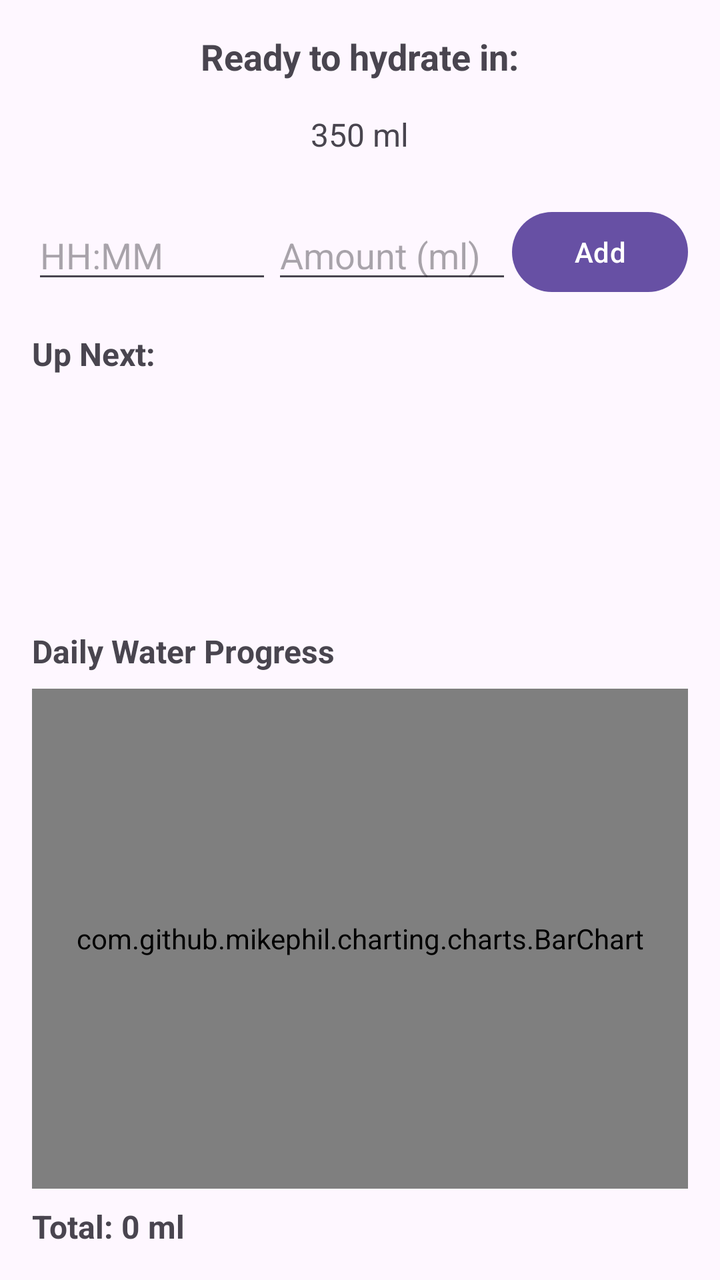
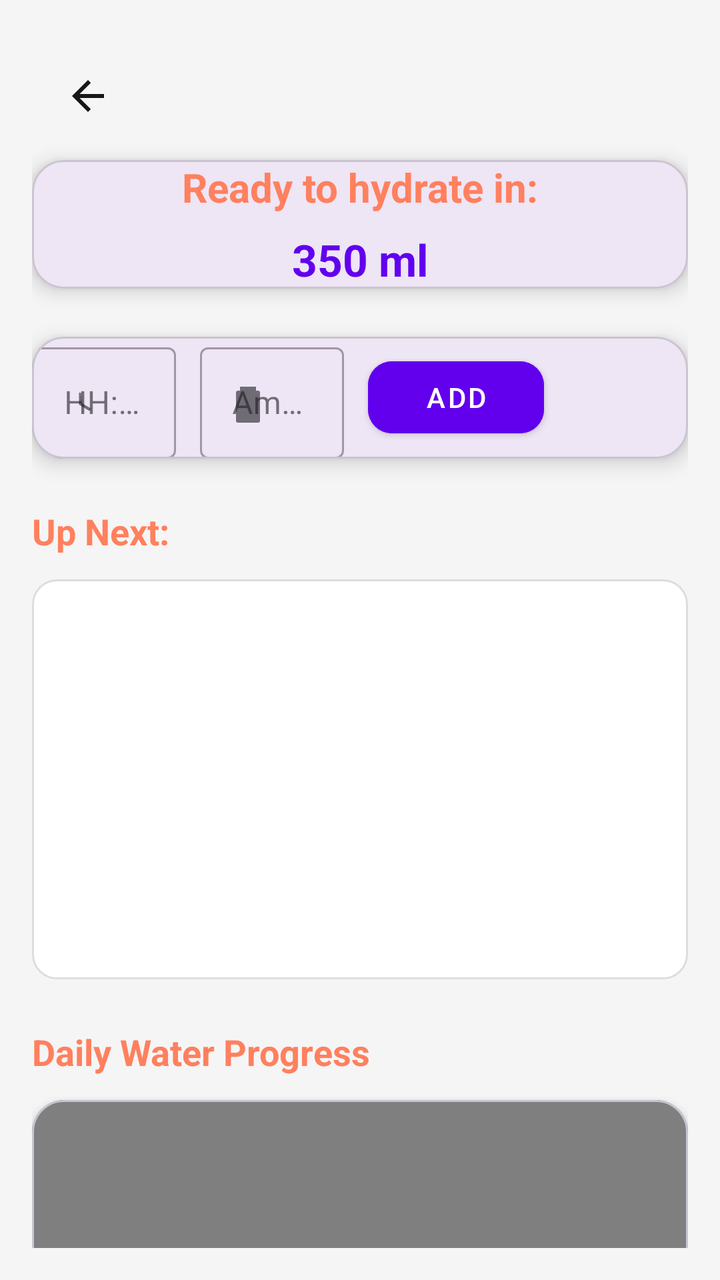

Two renders of the same Android screen: before a commit and after it. Below are the layout's source before the change and the commit's diff.
<!-- AndroidManifest.xml: application theme Theme.FitPro -->
<!-- res/layout/activity_hydration.xml -->
<?xml version="1.0" encoding="utf-8"?>
<LinearLayout xmlns:android="http://schemas.android.com/apk/res/android"
    xmlns:tools="http://schemas.android.com/tools"
    android:id="@+id/main"
    android:layout_width="match_parent"
    android:layout_height="match_parent"
    android:orientation="vertical"
    android:padding="16dp"
    tools:context=".HydrationActivity">

    
    <TextView
        android:id="@+id/tvNextHydration"
        android:layout_width="wrap_content"
        android:layout_height="wrap_content"
        android:text="Ready to hydrate in:"
        android:textSize="18sp"
        android:textStyle="bold"
        android:layout_gravity="center"
        android:layout_marginBottom="16dp"/>

    
    <TextView
        android:id="@+id/tvNextAmount"
        android:layout_width="wrap_content"
        android:layout_height="wrap_content"
        android:text="350 ml"
        android:textSize="16sp"
        android:layout_gravity="center"
        android:layout_marginBottom="24dp"/>

    
    <LinearLayout
        android:id="@+id/customAddLayout"
        android:layout_width="match_parent"
        android:layout_height="wrap_content"
        android:orientation="horizontal"
        android:gravity="center_vertical"
        android:layout_marginBottom="16dp">

        <EditText
            android:id="@+id/etTime"
            android:layout_width="0dp"
            android:layout_weight="1"
            android:layout_height="wrap_content"
            android:hint="HH:MM"
            android:inputType="time" />

        <EditText
            android:id="@+id/etAmount"
            android:layout_width="0dp"
            android:layout_weight="1"
            android:layout_height="wrap_content"
            android:hint="Amount (ml)"
            android:inputType="number" />

        <Button
            android:id="@+id/btnAddHydration"
            android:layout_width="wrap_content"
            android:layout_height="wrap_content"
            android:text="Add" />
    </LinearLayout>

    
    <TextView
        android:layout_width="match_parent"
        android:layout_height="wrap_content"
        android:text="Up Next:"
        android:textSize="16sp"
        android:textStyle="bold"
        android:layout_marginBottom="8dp"/>

    
    <androidx.recyclerview.widget.RecyclerView
        android:id="@+id/rvHydrationSchedule"
        android:layout_width="match_parent"
        android:layout_height="0dp"
        android:layout_weight="1"
        android:clipToPadding="false"
        android:paddingBottom="8dp"/>

    
    <TextView
        android:layout_width="match_parent"
        android:layout_height="wrap_content"
        android:text="Daily Water Progress"
        android:textSize="16sp"
        android:textStyle="bold"
        android:layout_marginTop="16dp"
        android:layout_marginBottom="8dp"/>

    
    <com.github.mikephil.charting.charts.BarChart
        android:id="@+id/waterChart"
        android:layout_width="match_parent"
        android:layout_height="250dp"/>

    
    <TextView
        android:id="@+id/tvTotalWater"
        android:layout_width="match_parent"
        android:layout_height="wrap_content"
        android:text="Total: 0 ml"
        android:textSize="16sp"
        android:textStyle="bold"
        android:layout_marginTop="8dp"
        android:layout_gravity="center"/>
</LinearLayout>
<!-- resources referenced by this layout -->
<resources>
  <style name="Theme.FitPro" parent="Base.Theme.FitPro" />
  <style name="Base.Theme.FitPro" parent="Theme.Material3.DayNight.NoActionBar">
          
          
      </style>
</resources>

<!-- the commit's change to res/layout/activity_hydration.xml (unified diff, before → after) -->
@@ -1,108 +1,192 @@
 <?xml version="1.0" encoding="utf-8"?>
-<LinearLayout xmlns:android="http://schemas.android.com/apk/res/android"
-    xmlns:tools="http://schemas.android.com/tools"
-    android:id="@+id/main"
+<androidx.core.widget.NestedScrollView
+    xmlns:android="http://schemas.android.com/apk/res/android"
+    xmlns:app="http://schemas.android.com/apk/res-auto"
     android:layout_width="match_parent"
     android:layout_height="match_parent"
-    android:orientation="vertical"
-    android:padding="16dp"
-    tools:context=".HydrationActivity">
+    android:background="@color/background"
+    android:fillViewport="true"
+    android:padding="16dp">
 
-    
-    <TextView
-        android:id="@+id/tvNextHydration"
-        android:layout_width="wrap_content"
-        android:layout_height="wrap_content"
-        android:text="Ready to hydrate in:"
-        android:textSize="18sp"
-        android:textStyle="bold"
-        android:layout_gravity="center"
-        android:layout_marginBottom="16dp"/>
-
-    
-    <TextView
-        android:id="@+id/tvNextAmount"
-        android:layout_width="wrap_content"
-        android:layout_height="wrap_content"
-        android:text="350 ml"
-        android:textSize="16sp"
-        android:layout_gravity="center"
-        android:layout_marginBottom="24dp"/>
-
-    
     <LinearLayout
-        android:id="@+id/customAddLayout"
         android:layout_width="match_parent"
         android:layout_height="wrap_content"
-        android:orientation="horizontal"
-        android:gravity="center_vertical"
-        android:layout_marginBottom="16dp">
+        android:orientation="vertical">
 
-        <EditText
-            android:id="@+id/etTime"
-            android:layout_width="0dp"
-            android:layout_weight="1"
+        <com.google.android.material.appbar.MaterialToolbar
+            android:id="@+id/toolbar"
+            android:layout_width="66dp"
+            android:layout_height="?attr/actionBarSize"
+            android:background="@color/background"
+            android:elevation="4dp"
+            android:theme="@style/ThemeOverlay.MaterialComponents.Dark.ActionBar"
+            android:title="Hydration Tracker"
+            android:titleTextColor="@color/primaryColor"
+            app:navigationIcon="@drawable/ic_baseline_arrow_back_24"
+            app:titleCentered="true" />
+
+        
+        <com.google.android.material.card.MaterialCardView
+            android:layout_width="match_parent"
             android:layout_height="wrap_content"
-            android:hint="HH:MM"
-            android:inputType="time" />
+            android:layout_marginBottom="24dp"
+            app:cardCornerRadius="16dp"
+            app:cardElevation="6dp"
+            android:padding="24dp">
 
-        <EditText
-            android:id="@+id/etAmount"
-            android:layout_width="0dp"
-            android:layout_weight="1"
+            <LinearLayout
+                android:layout_width="match_parent"
+                android:layout_height="wrap_content"
+                android:orientation="vertical"
+                android:gravity="center_horizontal">
+
+                <TextView
+                    android:id="@+id/tvNextHydration"
+                    android:layout_width="wrap_content"
+                    android:layout_height="wrap_content"
+                    android:text="Ready to hydrate in:"
+                    android:textSize="20sp"
+                    android:textStyle="bold"
+                    android:textColor="@color/AccentColor1" />
+
+                <TextView
+                    android:id="@+id/tvNextAmount"
+                    android:layout_width="wrap_content"
+                    android:layout_height="wrap_content"
+                    android:text="350 ml"
+                    android:textSize="22sp"
+                    android:textStyle="bold"
+                    android:textColor="@color/colorPrimary"
+                    android:layout_marginTop="8dp" />
+            </LinearLayout>
+        </com.google.android.material.card.MaterialCardView>
+
+        
+        <com.google.android.material.card.MaterialCardView
+            android:layout_width="match_parent"
             android:layout_height="wrap_content"
-            android:hint="Amount (ml)"
-            android:inputType="number" />
+            android:layout_marginBottom="24dp"
+            app:cardCornerRadius="16dp"
+            app:cardElevation="6dp"
+            android:padding="16dp">
 
-        <Button
-            android:id="@+id/btnAddHydration"
-            android:layout_width="wrap_content"
+            <LinearLayout
+                android:layout_width="match_parent"
+                android:layout_height="wrap_content"
+                android:orientation="horizontal"
+                android:gravity="center_vertical"
+                android:weightSum="3">
+
+                <com.google.android.material.textfield.TextInputLayout
+                    android:layout_width="0dp"
+                    android:layout_weight="1"
+                    android:layout_height="wrap_content"
+                    style="@style/Widget.MaterialComponents.TextInputLayout.OutlinedBox"
+                    android:layout_marginEnd="12dp"
+                    app:startIconDrawable="@drawable/ic_baseline_access_time_24"
+                    app:endIconMode="clear_text">
+
+                    <com.google.android.material.textfield.TextInputEditText
+                        android:id="@+id/etTime"
+                        android:layout_width="match_parent"
+                        android:layout_height="wrap_content"
+                        android:hint="HH:MM"
+                        android:inputType="time"
+                        android:imeOptions="actionNext"
+                        android:textColor="@android:color/black"
+                        android:textSize="16sp"/>
+                </com.google.android.material.textfield.TextInputLayout>
+
+                <com.google.android.material.textfield.TextInputLayout
+                    android:layout_width="0dp"
+                    android:layout_weight="1"
+                    android:layout_height="wrap_content"
+                    style="@style/Widget.MaterialComponents.TextInputLayout.OutlinedBox"
+                    android:layout_marginEnd="12dp"
+                    app:startIconDrawable="@drawable/ic_baseline_local_drink_24"
+                    app:endIconMode="clear_text">
+
+                    <com.google.android.material.textfield.TextInputEditText
+                        android:id="@+id/etAmount"
+                        android:layout_width="match_parent"
+                        android:layout_height="wrap_content"
+                        android:hint="Amount (ml)"
+                        android:inputType="number"
+                        android:imeOptions="actionDone"
+                        android:textColor="@android:color/black"
+                        android:textSize="16sp" />
+                </com.google.android.material.textfield.TextInputLayout>
+
+                <com.google.android.material.button.MaterialButton
+                    android:id="@+id/btnAddHydration"
+                    android:layout_width="wrap_content"
+                    android:layout_height="wrap_content"
+                    android:text="Add"
+                    style="@style/Widget.MaterialComponents.Button"
+                    android:paddingHorizontal="24dp"
+                    android:minHeight="48dp"
+                    app:cornerRadius="12dp"
+                    android:backgroundTint="@color/purple_500"
+                    android:textColor="@android:color/white"/>
+            </LinearLayout>
+        </com.google.android.material.card.MaterialCardView>
+
+        
+        <TextView
+            android:layout_width="match_parent"
             android:layout_height="wrap_content"
-            android:text="Add" />
+            android:text="Up Next:"
+            android:textSize="18sp"
+            android:textStyle="bold"
+            android:textColor="@color/AccentColor1"
+            android:layout_marginBottom="12dp" />
+
+        
+        <androidx.recyclerview.widget.RecyclerView
+            android:id="@+id/rvHydrationSchedule"
+            android:layout_width="match_parent"
+            android:layout_height="200dp"
+            android:clipToPadding="false"
+            android:paddingBottom="8dp"
+            android:background="@drawable/rounded_recyclerview_background"
+            android:padding="8dp" />
+
+        
+        <TextView
+            android:layout_width="match_parent"
+            android:layout_height="wrap_content"
+            android:text="Daily Water Progress"
+            android:textSize="18sp"
+            android:textStyle="bold"
+            android:textColor="@color/AccentColor1"
+            android:layout_marginTop="24dp"
+            android:layout_marginBottom="12dp"/>
+
+        
+        <com.google.android.material.card.MaterialCardView
+            android:layout_width="match_parent"
+            android:layout_height="280dp"
+            app:cardCornerRadius="16dp"
+            app:cardElevation="6dp"
+            android:padding="16dp">
+
+            <com.github.mikephil.charting.charts.BarChart
+                android:id="@+id/waterChart"
+                android:layout_width="match_parent"
+                android:layout_height="match_parent" />
+        </com.google.android.material.card.MaterialCardView>
+
+        
+        <TextView
+            android:id="@+id/tvTotalWater"
+            android:layout_width="match_parent"
+            android:layout_height="wrap_content"
+            android:text="Total: 0 ml"
+            android:textSize="18sp"
+            android:textStyle="bold"
+            android:textColor="@color/purple_500"
+            android:gravity="center"
+            android:layout_marginTop="16dp"
+            android:layout_marginBottom="24dp" />
     </LinearLayout>
-
-    
-    <TextView
-        android:layout_width="match_parent"
-        android:layout_height="wrap_content"
-        android:text="Up Next:"
-        android:textSize="16sp"
-        android:textStyle="bold"
-        android:layout_marginBottom="8dp"/>
-
-    
-    <androidx.recyclerview.widget.RecyclerView
-        android:id="@+id/rvHydrationSchedule"
-        android:layout_width="match_parent"
-        android:layout_height="0dp"
-        android:layout_weight="1"
-        android:clipToPadding="false"
-        android:paddingBottom="8dp"/>
-
-    
-    <TextView
-        android:layout_width="match_parent"
-        android:layout_height="wrap_content"
-        android:text="Daily Water Progress"
-        android:textSize="16sp"
-        android:textStyle="bold"
-        android:layout_marginTop="16dp"
-        android:layout_marginBottom="8dp"/>
-
-    
-    <com.github.mikephil.charting.charts.BarChart
-        android:id="@+id/waterChart"
-        android:layout_width="match_parent"
-        android:layout_height="250dp"/>
-
-    
-    <TextView
-        android:id="@+id/tvTotalWater"
-        android:layout_width="match_parent"
-        android:layout_height="wrap_content"
-        android:text="Total: 0 ml"
-        android:textSize="16sp"
-        android:textStyle="bold"
-        android:layout_marginTop="8dp"
-        android:layout_gravity="center"/>
-</LinearLayout>
+</androidx.core.widget.NestedScrollView>
<!-- resource entries referenced after the edit -->
@@ -1,5 +1,59 @@
 <!-- resources referenced by this layout -->
 <resources>
+  <color name="AccentColor1">#FF805E</color>
+  <color name="background">#F5F5F5</color>
+  <color name="colorPrimary">#6200EE</color>
+  <color name="primaryColor">#181717</color>
+  <color name="purple_500">#6200EE</color>
+  <!-- drawable ic_baseline_access_time_24 (drawable) -->
+  <vector xmlns:android="http://schemas.android.com/apk/res/android"
+      android:width="24dp" android:height="24dp"
+      android:viewportWidth="24" android:viewportHeight="24">
+      <path
+          android:fillColor="#FF000000"
+          android:pathData="M12,20a8,8 0 1,0 -8,-8 8,8 0 0,0 8,8zM12,4a8,8 0 0,1 8,8 8,8 0 0,1 -8,8 8,8 0 0,1 -8,-8 8,8 0 0,1 8,-8zM12.5,7h-1v6l5.25,3.15 0.75-1.23-4.5,-2.67z"/>
+  </vector>
+  <!-- drawable ic_baseline_arrow_back_24 (drawable) -->
+  <vector xmlns:android="http://schemas.android.com/apk/res/android"
+      android:width="24dp"
+      android:height="24dp"
+      android:viewportWidth="24"
+      android:viewportHeight="24">
+      <path
+          android:fillColor="@color/primaryColor"
+          android:pathData="M20,11H7.83l5.59,-5.59L12,4l-8,8 8,8 1.41,-1.41L7.83,13H20v-2z" />
+  </vector>
+  <!-- drawable ic_baseline_local_drink_24 (drawable) -->
+  <vector xmlns:android="http://schemas.android.com/apk/res/android"
+      android:width="24dp" android:height="24dp"
+      android:viewportWidth="24" android:viewportHeight="24">
+      <path
+          android:fillColor="#FF000000"
+          android:pathData="M7,22h10a1,1 0 0,0 1,-1v-14a1,1 0 0,0 -1,-1h-10a1,1 0 0,0 -1,1v14a1,1 0 0,0 1,1zM8,4h8v2h-8zM9,18h6v-6h-6z" />
+  </vector>
+  <!-- drawable rounded_recyclerview_background (drawable) -->
+  <?xml version="1.0" encoding="utf-8"?>
+  <shape xmlns:android="http://schemas.android.com/apk/res/android"
+      android:shape="rectangle">
+  
+      
+      <solid android:color="#FFFFFF" />
+  
+      
+      <corners android:radius="12dp" />
+  
+      
+      <padding
+          android:left="8dp"
+          android:top="8dp"
+          android:right="8dp"
+          android:bottom="8dp" />
+  
+      
+      <stroke
+          android:width="1dp"
+          android:color="#DDDDDD" />
+  </shape>
   <style name="Theme.FitPro" parent="Base.Theme.FitPro" />
   <style name="Base.Theme.FitPro" parent="Theme.Material3.DayNight.NoActionBar">
           
